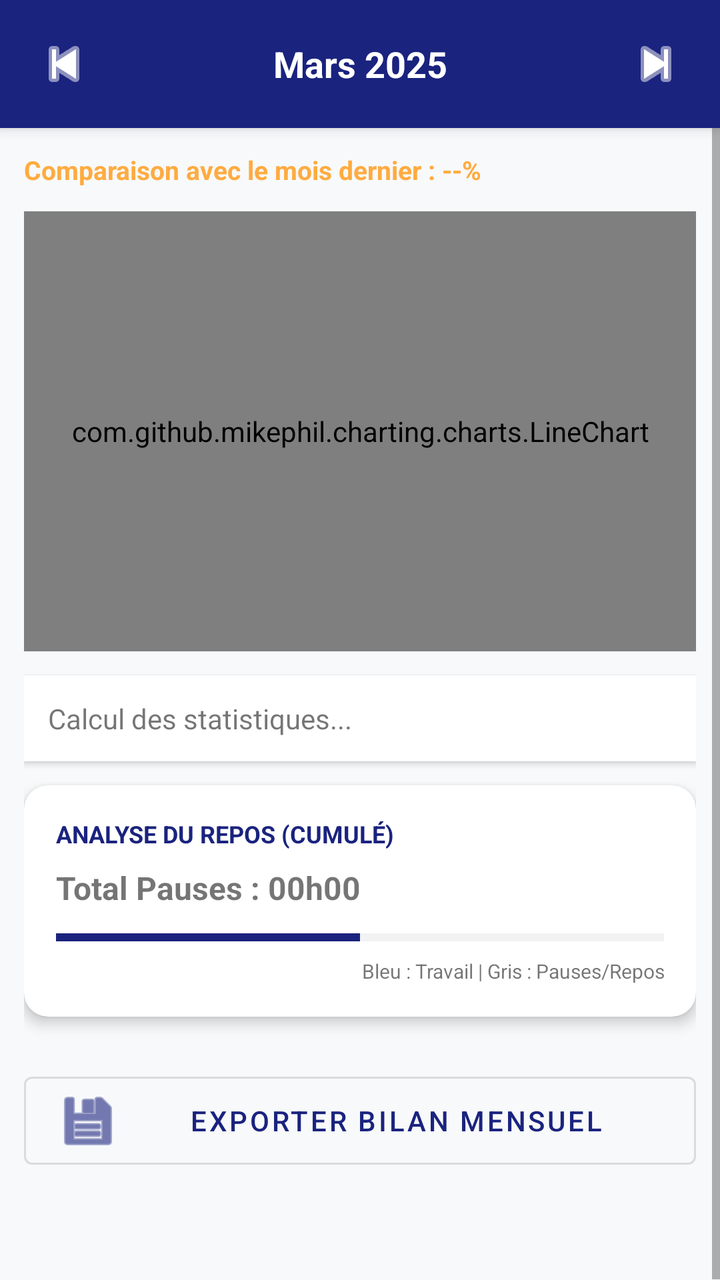
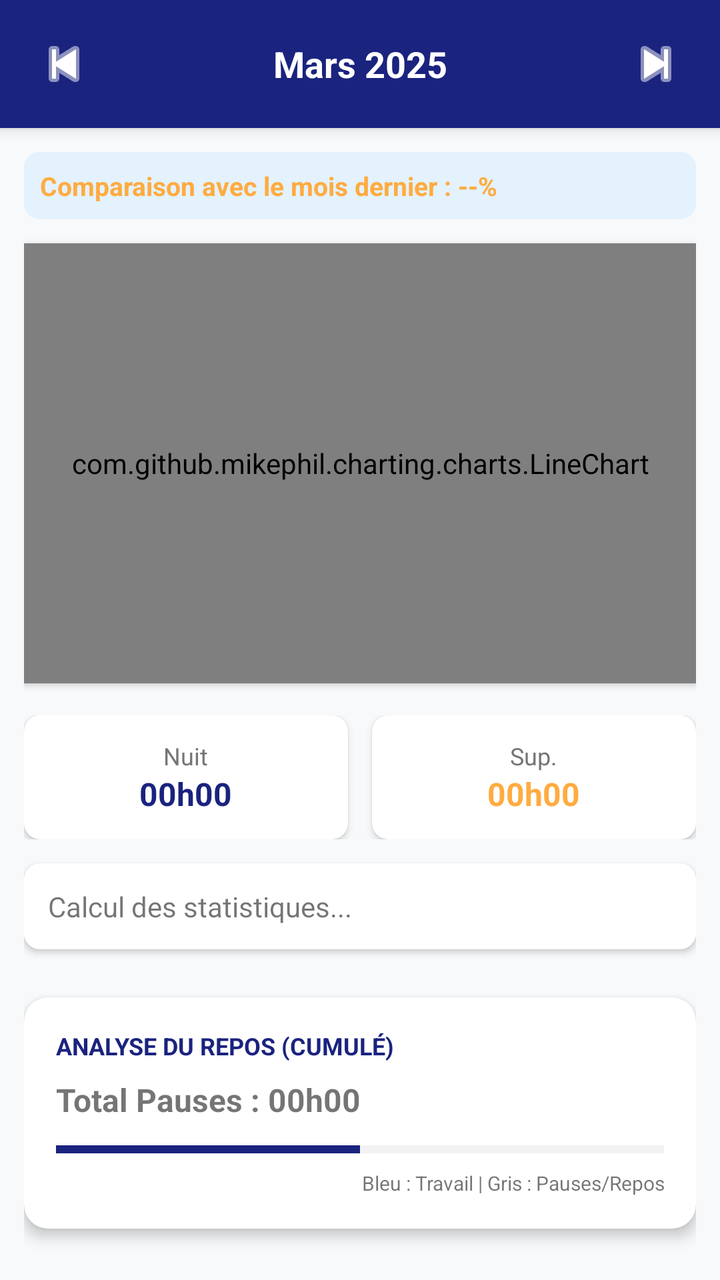

Screens rendered from an Android XML layout before and after an edit, with the pre-edit source and the edit as a unified diff.
<!-- AndroidManifest.xml: application theme Theme.ExpertSuivi -->
<!-- res/layout/activity_statistics.xml -->
<?xml version="1.0" encoding="utf-8"?>
<LinearLayout xmlns:android="http://schemas.android.com/apk/res/android"
    xmlns:app="http://schemas.android.com/apk/res-auto"
    android:layout_width="match_parent"
    android:layout_height="match_parent"
    android:orientation="vertical"
    android:fitsSystemWindows="true"
    android:background="#F8F9FA">

    
    <LinearLayout
        android:layout_width="match_parent"
        android:layout_height="wrap_content"
        android:orientation="horizontal"
        android:background="@color/brand_primary"
        android:padding="8dp"
        android:gravity="center_vertical"
        android:elevation="4dp">

        <ImageButton
            android:id="@+id/btnPrevMonth"
            android:layout_width="48dp"
            android:layout_height="48dp"
            android:src="@android:drawable/ic_media_previous"
            android:background="?attr/selectableItemBackgroundBorderless"
            app:tint="@color/white"
            android:contentDescription="Mois précédent"/>

        <TextView
            android:id="@+id/tvCurrentMonthYear"
            android:layout_width="0dp"
            android:layout_height="wrap_content"
            android:layout_weight="1"
            android:text="Mars 2025"
            android:textColor="@color/white"
            android:textSize="18sp"
            android:textStyle="bold"
            android:gravity="center"/>

        <ImageButton
            android:id="@+id/btnNextMonth"
            android:layout_width="48dp"
            android:layout_height="48dp"
            android:src="@android:drawable/ic_media_next"
            android:background="?attr/selectableItemBackgroundBorderless"
            app:tint="@color/white"
            android:contentDescription="Mois suivant"/>
    </LinearLayout>

    <ScrollView
        android:layout_width="match_parent"
        android:layout_height="0dp"
        android:layout_weight="1"
        android:fillViewport="true">

        <LinearLayout
            android:layout_width="match_parent"
            android:layout_height="wrap_content"
            android:orientation="vertical"
            android:padding="12dp">

            <TextView
                android:id="@+id/tvComparisonInfo"
                android:layout_width="match_parent"
                android:layout_height="wrap_content"
                android:text="Comparaison avec le mois dernier : --%"
                android:textSize="13sp"
                android:textColor="@color/brand_accent"
                android:layout_marginBottom="12dp"
                android:textStyle="bold"/>

            <com.github.mikephil.charting.charts.LineChart
                android:id="@+id/lineChart"
                android:layout_width="match_parent"
                android:layout_height="220dp"
                android:layout_marginBottom="12dp"
                android:background="@color/white"/>

            <TextView
                android:id="@+id/tvStatsDetails"
                android:layout_width="match_parent"
                android:layout_height="wrap_content"
                android:text="Calcul des statistiques..."
                android:textSize="14sp"
                android:lineSpacingExtra="4dp"
                android:background="#FFFFFF"
                android:elevation="2dp"
                android:padding="12dp"/>

            <com.google.android.material.card.MaterialCardView
                android:layout_width="match_parent"
                android:layout_height="wrap_content"
                android:layout_marginTop="12dp"
                app:cardCornerRadius="12dp"
                app:cardElevation="4dp">

                <LinearLayout
                    android:layout_width="match_parent"
                    android:layout_height="wrap_content"
                    android:orientation="vertical"
                    android:padding="16dp">

                    <TextView
                        android:layout_width="wrap_content"
                        android:layout_height="wrap_content"
                        android:text="ANALYSE DU REPOS (CUMULÉ)"
                        android:textStyle="bold"
                        android:textSize="12sp"
                        android:textColor="@color/brand_primary"
                        android:layout_marginBottom="8dp"/>

                    <TextView
                        android:id="@+id/tvPauseAnalysis"
                        android:layout_width="match_parent"
                        android:layout_height="wrap_content"
                        android:text="Total Pauses : 00h00"
                        android:textSize="16sp"
                        android:textStyle="bold"/>

                    <ProgressBar
                        android:id="@+id/pbWorkPauseRatio"
                        style="@style/Widget.AppCompat.ProgressBar.Horizontal"
                        android:layout_width="match_parent"
                        android:layout_height="12dp"
                        android:layout_marginTop="8dp"
                        android:progress="50"
                        android:progressTint="@color/brand_primary"
                        android:progressBackgroundTint="#CCCCCC"/>

                    <TextView
                        android:layout_width="match_parent"
                        android:layout_height="wrap_content"
                        android:text="Bleu : Travail | Gris : Pauses/Repos"
                        android:textSize="10sp"
                        android:gravity="end"
                        android:layout_marginTop="4dp"/>
                </LinearLayout>
            </com.google.android.material.card.MaterialCardView>

            <Button
                android:id="@+id/btnPrintStats"
                android:layout_width="match_parent"
                android:layout_height="56dp"
                android:text="EXPORTER BILAN MENSUEL"
                android:layout_marginTop="24dp"
                android:layout_marginBottom="40dp"
                style="@style/Widget.MaterialComponents.Button.OutlinedButton"
                app:icon="@android:drawable/ic_menu_save"/>

        </LinearLayout>
    </ScrollView>
</LinearLayout>
<!-- resources referenced by this layout -->
<resources>
  <color name="brand_accent">#FFAB40</color>
  <color name="brand_primary">#1A237E</color>
  <color name="white">#FFFFFF</color>
  <style name="Theme.ExpertSuivi" parent="Theme.MaterialComponents.DayNight.DarkActionBar">
          <item name="colorPrimary">@color/brand_primary</item>
          <item name="colorPrimaryVariant">@color/brand_secondary</item>
          <item name="colorOnPrimary">@color/white</item>
          <item name="colorSecondary">@color/brand_accent</item>
          <item name="android:statusBarColor">?attr/colorPrimaryVariant</item>
      </style>
  <color name="brand_secondary">#0D47A1</color>
</resources>

<!-- the commit's change to res/layout/activity_statistics.xml (unified diff, before → after) -->
@@ -47,7 +47,7 @@
             android:contentDescription="Mois suivant"/>
     </LinearLayout>
 
-    <ScrollView
+    <androidx.core.widget.NestedScrollView
         android:layout_width="match_parent"
         android:layout_height="0dp"
         android:layout_weight="1"
@@ -67,14 +67,85 @@
                 android:textSize="13sp"
                 android:textColor="@color/brand_accent"
                 android:layout_marginBottom="12dp"
-                android:textStyle="bold"/>
+                android:textStyle="bold"
+                android:background="@drawable/bg_stat_info"
+                android:padding="8dp"/>
 
             <com.github.mikephil.charting.charts.LineChart
                 android:id="@+id/lineChart"
                 android:layout_width="match_parent"
                 android:layout_height="220dp"
-                android:layout_marginBottom="12dp"
-                android:background="@color/white"/>
+                android:layout_marginBottom="16dp"
+                android:background="@color/white"
+                android:elevation="2dp"/>
+
+            <LinearLayout
+                android:layout_width="match_parent"
+                android:layout_height="wrap_content"
+                android:orientation="horizontal"
+                android:baselineAligned="false"
+                android:layout_marginBottom="12dp">
+
+                <com.google.android.material.card.MaterialCardView
+                    android:layout_width="0dp"
+                    android:layout_weight="1"
+                    android:layout_height="wrap_content"
+                    android:layout_marginEnd="6dp"
+                    app:cardCornerRadius="8dp"
+                    app:cardElevation="2dp">
+                    <LinearLayout
+                        android:layout_width="match_parent"
+                        android:layout_height="wrap_content"
+                        android:orientation="vertical"
+                        android:padding="12dp"
+                        android:gravity="center">
+                        <TextView
+                            android:layout_width="wrap_content"
+                            android:layout_height="wrap_content"
+                            android:text="Nuit"
+                            android:textSize="12sp"
+                            android:textColor="@color/grey_600"/>
+                        <TextView
+                            android:id="@+id/tvNightHours"
+                            android:layout_width="wrap_content"
+                            android:layout_height="wrap_content"
+                            android:text="00h00"
+                            android:textStyle="bold"
+                            android:textSize="16sp"
+                            android:textColor="@color/brand_primary"/>
+                    </LinearLayout>
+                </com.google.android.material.card.MaterialCardView>
+
+                <com.google.android.material.card.MaterialCardView
+                    android:layout_width="0dp"
+                    android:layout_weight="1"
+                    android:layout_height="wrap_content"
+                    android:layout_marginStart="6dp"
+                    app:cardCornerRadius="8dp"
+                    app:cardElevation="2dp">
+                    <LinearLayout
+                        android:layout_width="match_parent"
+                        android:layout_height="wrap_content"
+                        android:orientation="vertical"
+                        android:padding="12dp"
+                        android:gravity="center">
+                        <TextView
+                            android:layout_width="wrap_content"
+                            android:layout_height="wrap_content"
+                            android:text="Sup."
+                            android:textSize="12sp"
+                            android:textColor="@color/grey_600"/>
+                        <TextView
+                            android:id="@+id/tvSupHours"
+                            android:layout_width="wrap_content"
+                            android:layout_height="wrap_content"
+                            android:text="00h00"
+                            android:textStyle="bold"
+                            android:textSize="16sp"
+                            android:textColor="@color/brand_accent"/>
+                    </LinearLayout>
+                </com.google.android.material.card.MaterialCardView>
+            </LinearLayout>
 
             <TextView
                 android:id="@+id/tvStatsDetails"
@@ -83,9 +154,10 @@
                 android:text="Calcul des statistiques..."
                 android:textSize="14sp"
                 android:lineSpacingExtra="4dp"
-                android:background="#FFFFFF"
+                android:background="@drawable/bg_stat_card"
                 android:elevation="2dp"
-                android:padding="12dp"/>
+                android:padding="12dp"
+                android:layout_marginBottom="12dp"/>
 
             <com.google.android.material.card.MaterialCardView
                 android:layout_width="match_parent"
@@ -148,5 +220,5 @@
                 app:icon="@android:drawable/ic_menu_save"/>
 
         </LinearLayout>
-    </ScrollView>
+    </androidx.core.widget.NestedScrollView>
 </LinearLayout>
<!-- resource entries referenced after the edit -->
@@ -2,7 +2,20 @@
 <resources>
   <color name="brand_accent">#FFAB40</color>
   <color name="brand_primary">#1A237E</color>
+  <color name="grey_600">#757575</color>
   <color name="white">#FFFFFF</color>
+  <!-- drawable bg_stat_card (drawable) -->
+  <?xml version="1.0" encoding="utf-8"?>
+  <shape xmlns:android="http://schemas.android.com/apk/res/android">
+      <solid android:color="#FFFFFF"/>
+      <corners android:radius="8dp"/>
+  </shape>
+  <!-- drawable bg_stat_info (drawable) -->
+  <?xml version="1.0" encoding="utf-8"?>
+  <shape xmlns:android="http://schemas.android.com/apk/res/android">
+      <solid android:color="#E3F2FD"/>
+      <corners android:radius="8dp"/>
+  </shape>
   <style name="Theme.ExpertSuivi" parent="Theme.MaterialComponents.DayNight.DarkActionBar">
           <item name="colorPrimary">@color/brand_primary</item>
           <item name="colorPrimaryVariant">@color/brand_secondary</item>
